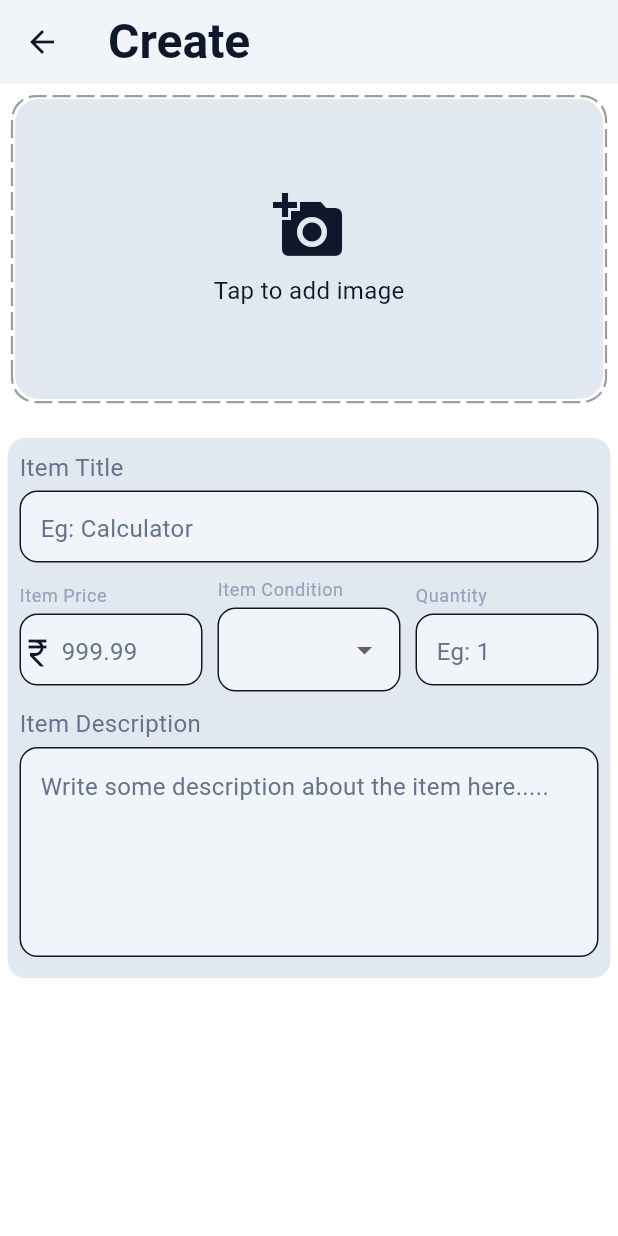
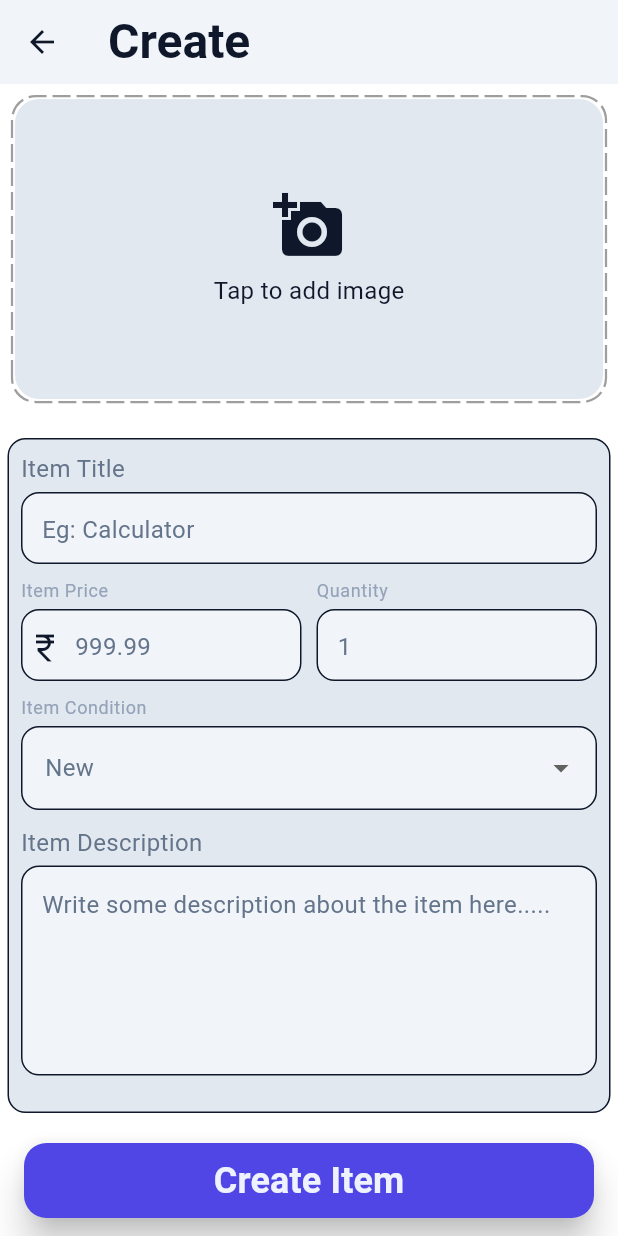
Before and after one commit to Galon123/Campus-Market-Place-App, a Flutter app: the CreateListing screen opened directly, on a phone screen of 412 x 824 dp. Run offline on Flutter 3.47's test engine with Material 3 defaults, Android fonts, the phone set to English and light mode, and no system bars; drawn by our look-alikes of dotted_border; our stand-ins replace cookie_jar, dio, dio_cookie_manager, image_picker, shared_preferences; accounts and stored records are empty.

```diff
--- a/lib/main.dart
+++ b/lib/main.dart
@@ -1,3 +1,4 @@
+import 'package:e_commerce_refactor/providers/NotificationProvider.dart';
 import 'package:e_commerce_refactor/providers/ThemeProvider.dart';
 import 'package:e_commerce_refactor/theme/AppTheme.dart';
 import 'package:e_commerce_refactor/theme/constants.dart';
@@ -26,7 +27,8 @@ void main() async{
     MultiProvider(
       providers: [
         ChangeNotifierProvider(create: (_) => UserProvider(initialLoginState: sessionExists)),
-        ChangeNotifierProvider(create: (_) => ThemeProvider())
+        ChangeNotifierProvider(create: (_) => ThemeProvider()),
+        ChangeNotifierProvider(create: (_) => NotificationProvider())
       ],
       child: const MarketplaceApp(),
     )
--- a/lib/screens/createListing.dart
+++ b/lib/screens/createListing.dart
@@ -1,6 +1,9 @@
+import 'package:e_commerce_refactor/providers/UserProvider.dart';
+import 'package:e_commerce_refactor/theme/AppTheme.dart';
 import 'package:e_commerce_refactor/widgets/ImagePreviewWidget.dart';
 import 'package:flutter/material.dart';
 import 'package:image_picker/image_picker.dart';
+import 'package:provider/provider.dart';
 
 class CreateListing extends StatefulWidget {
   const CreateListing({super.key});
@@ -12,17 +15,44 @@ class CreateListing extends StatefulWidget {
 class _CreateListingState extends State<CreateListing> {
 
   final List<String> condition =['New', 'Lightly_Used' , 'Heavily_Used'];
+  final List<String> all_categories = ["Electronics", "Stationary", "Accessories", "Rent", "Miscellaneous"];
 
   final _formkey = GlobalKey<FormState>();
+
+  bool isLoading = false;
 
   final _titleController = TextEditingController();
   final _descController = TextEditingController();
   final _priceController = TextEditingController();
   final _quantityController = TextEditingController();
 
-  String? _selectedCondition;
+  String _selectedCondition = "New";
+  List<String> _selectedCategories = [];
   XFile? _image;
 
+
+  Future<void> handleItemCreate() async{
+
+    if(!_formkey.currentState!.validate()) return;
+
+    setState(() => isLoading = true);
+
+    try{
+      final userProvider = Provider.of<UserProvider>(context,listen: false);
+
+      final success = userProvider.createItem(
+        _image,
+        _titleController.text.trim(),
+        _priceController.text.trim(),
+        _quantityController.text.trim(),
+        _selectedCondition,
+        _descController.text.trim(),
+        _selectedCategories
+
+      );
+    }
+
+  }
 
 
   @override
@@ -46,9 +76,10 @@ class _CreateListingState extends State<CreateListing> {
             SizedBox(height: 16,),
             Container(
               margin: EdgeInsets.symmetric(horizontal: 5),
-              height: 360,
+              height: 450,
               width: double.infinity,
               decoration: BoxDecoration(
+                border: Border.all(color: colors.onPrimary),
                 borderRadius: BorderRadius.circular(12),
                 color: colors.surfaceDim,
               ),
@@ -103,39 +134,13 @@ class _CreateListingState extends State<CreateListing> {
                                       hintText: '999.99',
                                       hintStyle: text.bodyMedium,
                                       prefixIcon: Icon(Icons.currency_rupee),
-                                      prefixIconConstraints: BoxConstraints.tight(Size(24, 20)),
+                                      prefixIconConstraints: BoxConstraints.tight(Size(32, 20)),
                                       fillColor: colors.surface,
                                       filled: true,
                                       border: OutlineInputBorder(borderSide: BorderSide(color: colors.secondary),borderRadius: BorderRadius.circular(12))
                                     ),
                                     keyboardType: TextInputType.number,
                                     controller: _priceController,
-                                  ),
-                                ],
-                              ),
-                            ),
-                            SizedBox(width: 10,),
-                            Expanded(
-                              child: Column(
-                                crossAxisAlignment: CrossAxisAlignment.start,
-                                children: [
-                                  Text('Item Condition', style: text.bodySmall,),
-                                  SizedBox(height: 4,),
-                                  DropdownButtonFormField(
-                                    decoration: InputDecoration(
-                                      fillColor: colors.surface,
-                                      filled: true,
-                                      border: OutlineInputBorder(borderSide: BorderSide(color: colors.secondary),borderRadius: BorderRadius.circular(12))
-                                    ),
-                                    borderRadius: BorderRadius.circular(24),
-                                    dropdownColor: colors.secondary,
-                                    style: text.bodyMedium,
-                                    isExpanded: true,
-                                    items: condition.map((c) => DropdownMenuItem(
-                                      value: c,
-                                      child: Text(c.replaceAll("_", " "))
-                                    )).toList(),
-                                    onChanged: (value) => {setState( () => _selectedCondition = value)}
                                   ),
                                 ],
                               ),
@@ -153,7 +158,7 @@ class _CreateListingState extends State<CreateListing> {
                                         vertical: 0,
                                         horizontal: 10
                                       ),
-                                      hintText: 'Eg: 1',
+                                      hintText: '1',
                                       hintStyle: text.bodyMedium,
                                       fillColor: colors.surface,
                                       filled: true,
@@ -168,6 +173,28 @@ class _CreateListingState extends State<CreateListing> {
                           ],
                         ),
                       ),
+                      SizedBox(height: 10,),
+
+                      Text('Item Condition', style: text.bodySmall,),
+                      SizedBox(height: 4,),
+                      DropdownButtonFormField(
+                        initialValue: condition[0],
+                        decoration: InputDecoration(
+                          fillColor: colors.surface,
+                          filled: true,
+                          border: OutlineInputBorder(borderSide: BorderSide(color: colors.secondary),borderRadius: BorderRadius.circular(12))
+                        ),
+                        borderRadius: BorderRadius.circular(24),
+                        dropdownColor: colors.secondary,
+                        style: text.bodyMedium,
+                        isExpanded: false,
+                        items: condition.map((c) => DropdownMenuItem(
+                          value: c,
+                          child: Text(c.replaceAll("_", " "))
+                        )).toList(),
+                        onChanged: (value) => {setState( () => _selectedCondition = value)},
+                      ),
+
                       SizedBox(height: 10,),
                       FractionallySizedBox(
                         widthFactor: 1,
@@ -199,7 +226,26 @@ class _CreateListingState extends State<CreateListing> {
                 )
               ),
             ),
-            SizedBox(height: 200,)
+            SizedBox(height: 4,),
+            Container(
+              margin: EdgeInsets.all(16),
+              child: SizedBox(
+                width: double.infinity,
+                child: ElevatedButton(
+                  style: ElevatedButton.styleFrom(
+                    shape: RoundedRectangleBorder(borderRadius: BorderRadius.circular(15.0)),
+                    backgroundColor: colors.primary,
+                    padding: EdgeInsets.all(8.0),
+                    elevation: 10
+                  ),
+                  onPressed: isLoading ? null : handleItemCreate,
+                  child: isLoading
+                  ? CircularProgressIndicator(color: Colors.white,)
+                  : Text("Create Item", style: context.buttonText,)
+                ),
+              ),
+            ),
+            SizedBox(height: 150,)
           ],
         ),
       ),
--- a/lib/services/ApiClient.dart
+++ b/lib/services/ApiClient.dart
@@ -9,6 +9,8 @@ import 'package:path_provider/path_provider.dart';
 const BASE_URL = "http://192.168.1.12:8000";
 
 class Apiclient {
+
+  static String get baseUrl => BASE_URL;
 
   static final Dio dio = Dio(BaseOptions(
     baseUrl: BASE_URL,
```
Also changed, not shown: lib/models/AppNotification.dart (added, +22 -0 lines), lib/providers/NotificationProvider.dart (added, +89 -0 lines), lib/providers/UserProvider.dart (+60 -0 lines), lib/screens/mainNavigationHub.dart (+18 -0 lines).
